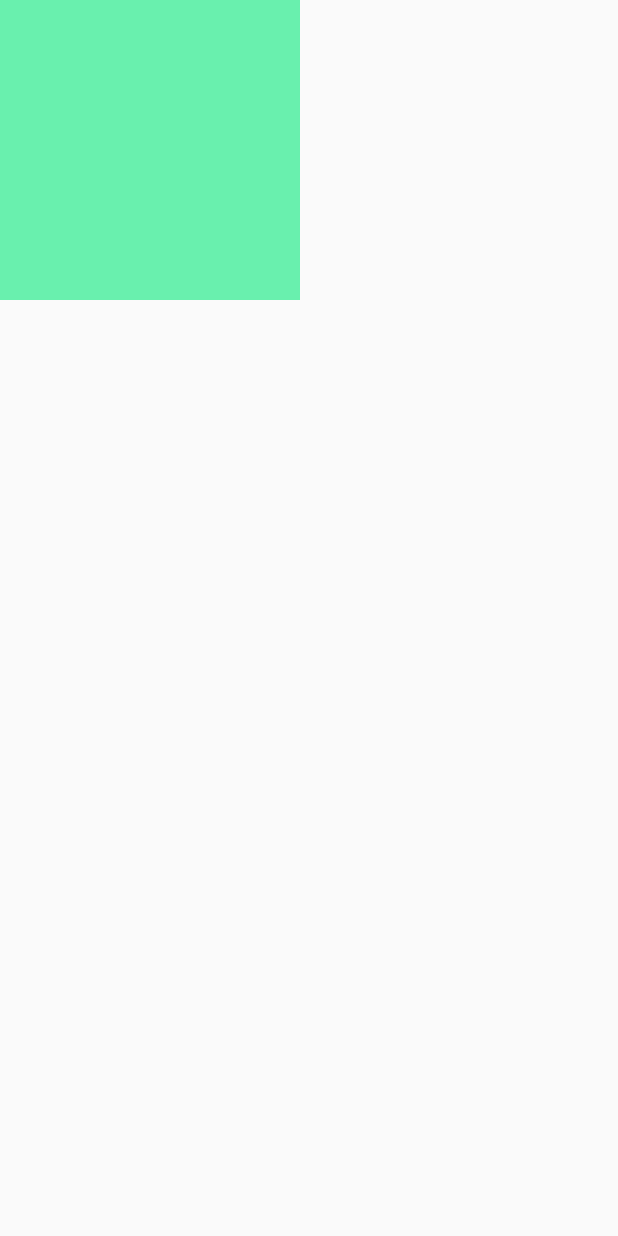
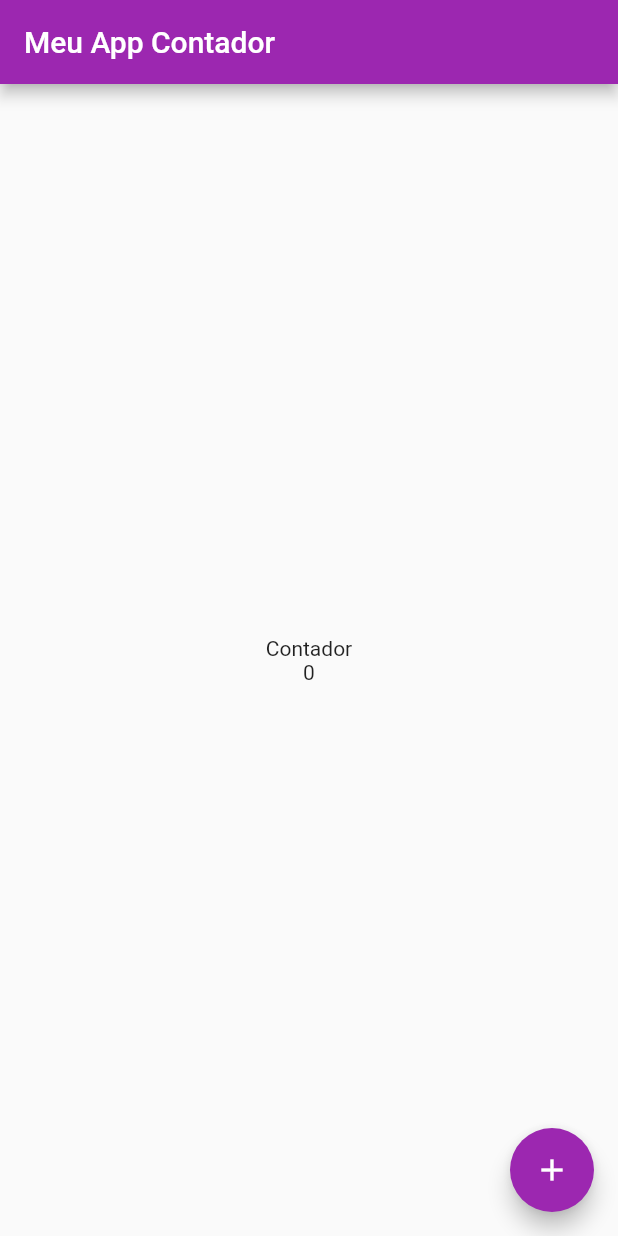
Before and after one commit to waitoair/projects, a Flutter app: the screen it shows after launch, on a phone screen of 412 x 824 dp. Run offline on Flutter 3.47's test engine with Material 2 defaults, Android fonts, the phone set to English and light mode, and no system bars.

Commit message:
counter flutter project

```diff
--- a/counter_app/lib/main.dart
+++ b/counter_app/lib/main.dart
@@ -2,15 +2,41 @@ import 'package:flutter/material.dart';
 
 void main() {
   runApp(MaterialApp(
-    home: Scaffold(
-      body: Container(
-          color: Colors.purple,
-          child: Container(
-            height: 200,
-            width: 200,
-            color: Colors.greenAccent,
-          )
+    theme: ThemeData(primarySwatch: Colors.purple),
+    home: HomePage()));
+}
+
+class HomePage extends StatefulWidget {
+  @override
+  State<HomePage> createState() => _HomePageState();
+}
+
+class _HomePageState extends State<HomePage> {
+  var count = 0;
+
+  void increment(){
+    count++;
+    setState(() {});
+  }
+
+  @override
+  Widget build(BuildContext context) {
+    return Scaffold(
+      appBar: AppBar(
+        title: const Text("Meu App Contador"),
       ),
-    )
-  ));
+      body: Center(
+        child: Text(
+          "Contador\n$count",
+          textAlign: TextAlign.center,
+        ),
+      ),
+      floatingActionButton: FloatingActionButton(
+        child: const Icon(Icons.add),
+        onPressed: (){
+          increment();
+        },
+      ),
+    );
+  }
 }
```
